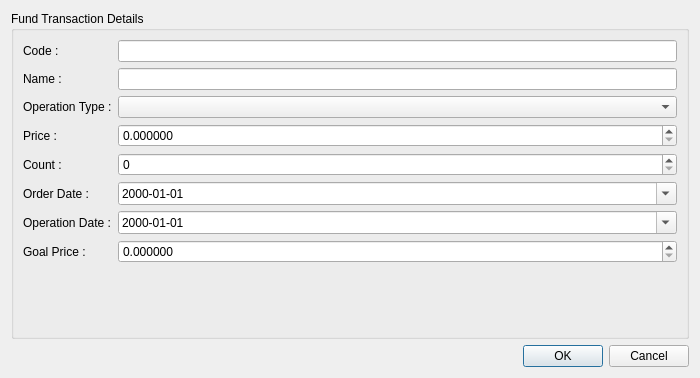
Old version of the form UIFiles/funddialog.ui in the repository ukll/investpor.
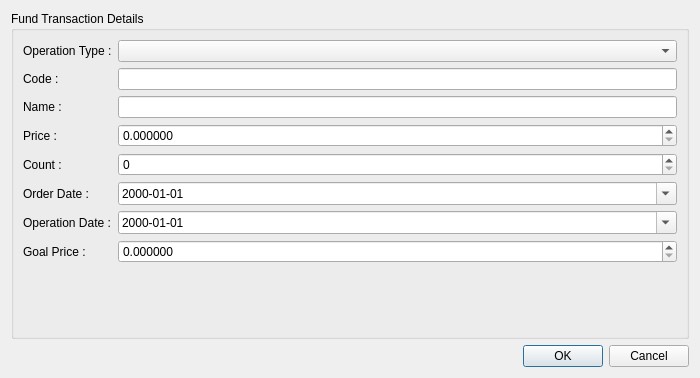
New version of the form.

Commit message: Rearranges dialogs' form elements

The edit to the form file:
```diff
--- a/UIFiles/funddialog.ui
+++ b/UIFiles/funddialog.ui
@@ -26,14 +26,14 @@
       <string>Fund Transaction Details</string>
      </property>
      <layout class="QFormLayout" name="formLayout">
-      <item row="0" column="0">
+      <item row="1" column="0">
        <widget class="QLabel" name="lblCode">
         <property name="text">
          <string>Code :</string>
         </property>
        </widget>
       </item>
-      <item row="0" column="1">
+      <item row="1" column="1">
        <widget class="QLineEdit" name="leCode">
         <property name="maxLength">
          <number>5</number>
@@ -43,14 +43,14 @@
         </property>
        </widget>
       </item>
-      <item row="1" column="0">
+      <item row="2" column="0">
        <widget class="QLabel" name="lblName">
         <property name="text">
          <string>Name :</string>
         </property>
        </widget>
       </item>
-      <item row="1" column="1">
+      <item row="2" column="1">
        <widget class="QLineEdit" name="leName">
         <property name="maxLength">
          <number>250</number>
@@ -60,24 +60,14 @@
         </property>
        </widget>
       </item>
-      <item row="2" column="0">
-       <widget class="QLabel" name="lblOperationType">
-        <property name="text">
-         <string>Operation Type :</string>
-        </property>
-       </widget>
-      </item>
-      <item row="2" column="1">
-       <widget class="QComboBox" name="cbOperationType"/>
-      </item>
-      <item row="3" column="0">
+      <item row="4" column="0">
        <widget class="QLabel" name="lblPrice">
         <property name="text">
          <string>Price :</string>
         </property>
        </widget>
       </item>
-      <item row="3" column="1">
+      <item row="4" column="1">
        <widget class="QDoubleSpinBox" name="dsbPrice">
         <property name="decimals">
          <number>6</number>
@@ -87,14 +77,14 @@
         </property>
        </widget>
       </item>
-      <item row="4" column="0">
+      <item row="5" column="0">
        <widget class="QLabel" name="lblCount">
         <property name="text">
          <string>Count :</string>
         </property>
        </widget>
       </item>
-      <item row="4" column="1">
+      <item row="5" column="1">
        <widget class="QSpinBox" name="sbCount">
         <property name="readOnly">
          <bool>false</bool>
@@ -110,14 +100,14 @@
         </property>
        </widget>
       </item>
-      <item row="5" column="0">
+      <item row="6" column="0">
        <widget class="QLabel" name="lblOrderDate">
         <property name="text">
          <string>Order Date :</string>
         </property>
        </widget>
       </item>
-      <item row="5" column="1">
+      <item row="6" column="1">
        <widget class="QDateEdit" name="deOrderDate">
         <property name="maximumDate">
          <date>
@@ -141,14 +131,14 @@
         </property>
        </widget>
       </item>
-      <item row="6" column="0">
+      <item row="7" column="0">
        <widget class="QLabel" name="lblOperationDate">
         <property name="text">
          <string>Operation Date :</string>
         </property>
        </widget>
       </item>
-      <item row="6" column="1">
+      <item row="7" column="1">
        <widget class="QDateEdit" name="deOperationDate">
         <property name="maximumDate">
          <date>
@@ -172,14 +162,14 @@
         </property>
        </widget>
       </item>
-      <item row="7" column="0">
+      <item row="8" column="0">
        <widget class="QLabel" name="lblGoalPrice">
         <property name="text">
          <string>Goal Price :</string>
         </property>
        </widget>
       </item>
-      <item row="7" column="1">
+      <item row="8" column="1">
        <widget class="QDoubleSpinBox" name="dsbGoalPrice">
         <property name="decimals">
          <number>6</number>
@@ -189,6 +179,16 @@
         </property>
        </widget>
       </item>
+      <item row="0" column="0">
+       <widget class="QLabel" name="lblOperationType">
+        <property name="text">
+         <string>Operation Type :</string>
+        </property>
+       </widget>
+      </item>
+      <item row="0" column="1">
+       <widget class="QComboBox" name="cbOperationType"/>
+      </item>
      </layout>
     </widget>
    </item>
```
The commit also changes 5 other files.
